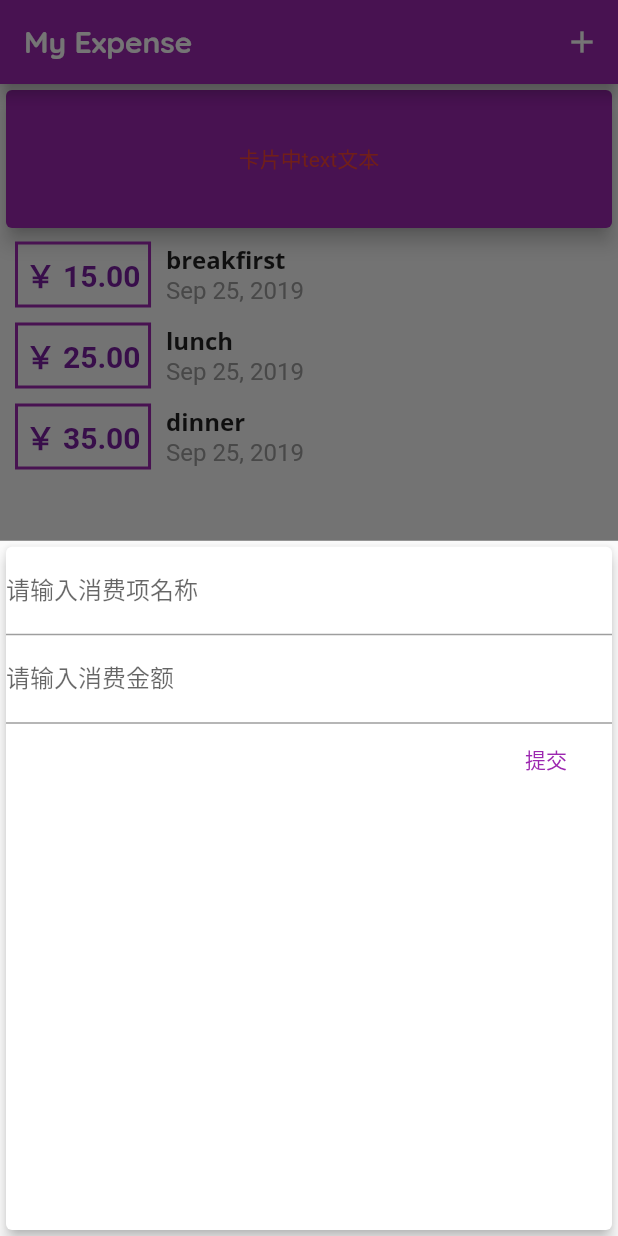
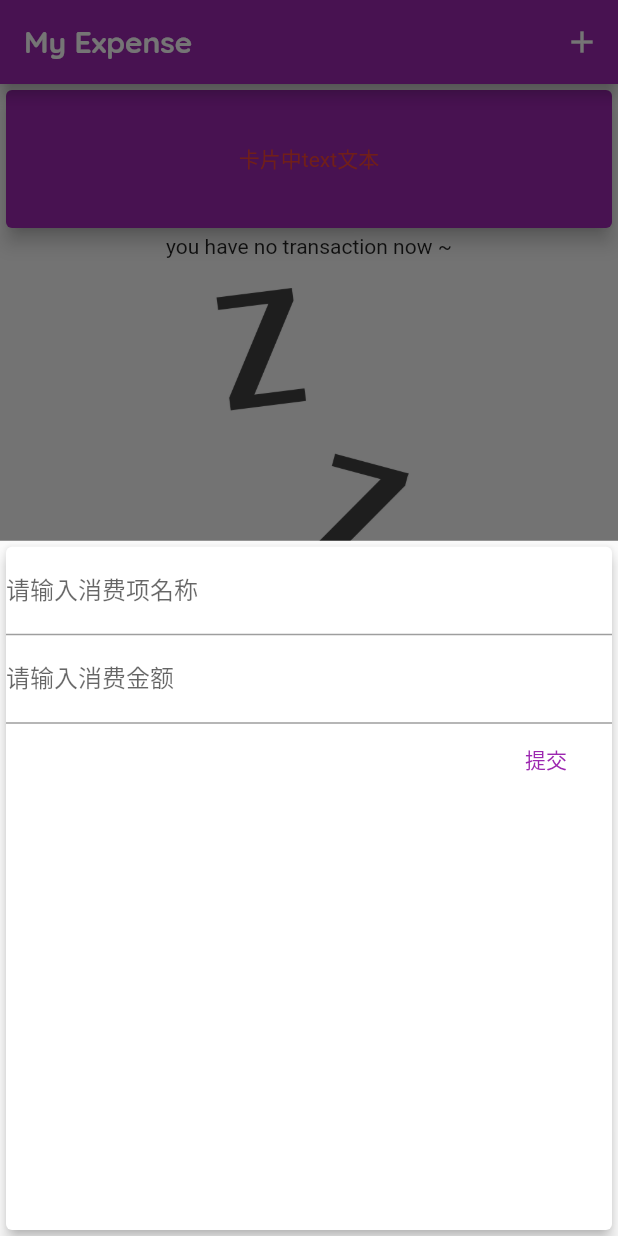
Before and after one commit to rockfang/flutter_expense_proj, a Flutter app: the screen it shows after launch, after a tap on the "add" icon, on a phone screen of 412 x 824 dp. Run offline on Flutter 3.47's test engine with Material 2 defaults, Android fonts, the phone set to English and light mode, and no system bars.

Commit message:
添加了消费列表为空时展示图片及提示

```diff
--- a/lib/main.dart
+++ b/lib/main.dart
@@ -44,10 +44,10 @@ class MyHomePage extends StatefulWidget {
 
 class _MyHomePageState extends State<MyHomePage> {
   List<Transaction> _tData = [
-    Transaction(
-        id: "1", title: "breakfirst", amount: 15, datetime: DateTime.now()),
-    Transaction(id: "2", title: "lunch", amount: 25, datetime: DateTime.now()),
-    Transaction(id: "3", title: "dinner", amount: 35, datetime: DateTime.now()),
+    // Transaction(
+    //     id: "1", title: "breakfirst", amount: 15, datetime: DateTime.now()),
+    // Transaction(id: "2", title: "lunch", amount: 25, datetime: DateTime.now()),
+    // Transaction(id: "3", title: "dinner", amount: 35, datetime: DateTime.now()),
   ];
   void _addTransaction(String title, double amount) {
     Transaction _newOne = Transaction(
--- a/lib/transaction.dart
+++ /dev/null
@@ -1,7 +0,0 @@
-class Transaction {
-  String id;
-  String title;
-  double amount;
-  DateTime datetime = DateTime.now();
-  Transaction({this.title,this.amount,this.datetime});
-}
--- a/lib/widgets/transaction_list.dart
+++ b/lib/widgets/transaction_list.dart
@@ -8,8 +8,23 @@ class TransactionList extends StatelessWidget {
   @override
   Widget build(BuildContext context) {
     return Container(
-      height: 500,
-      child: ListView.builder(
+      height: 400,
+      child: _tData.length == 0
+          ? Column(
+              children: <Widget>[
+                Text("you have no transaction now ~"),
+                SizedBox(
+                  height: 20,
+                ),
+                Container(
+                    height: 300,
+                    child: Image.asset(
+                      "asssets/images/waiting.png",
+                      fit: BoxFit.cover,
+                    ))
+              ],
+            )
+          : ListView.builder(
               itemCount: _tData.length,
               itemBuilder: (BuildContext context, int index) {
                 return Row(
--- a/pubspec.yaml
+++ b/pubspec.yaml
@@ -42,8 +42,8 @@ flutter:
   uses-material-design: true
 
   # To add assets to your application, add an assets section, like this:
-  # assets:
-  #  - images/a_dot_burr.jpeg
+  assets:
+   - asssets/images/waiting.png
   #  - images/a_dot_ham.jpeg
 
   # An image asset can refer to one or more resolution-specific "variants", see
```
Also changed, not shown: asssets/images/waiting.png (added), pubspec.lock, 1 other file. Lines whose indentation alone changed are shown as unchanged.
